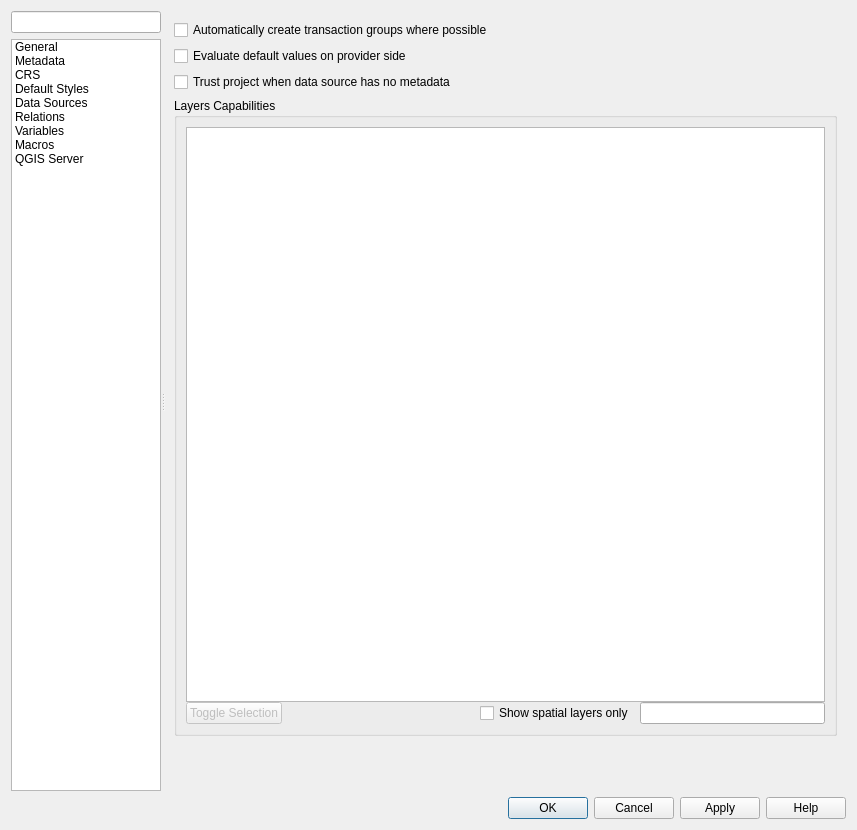
qgis/QGIS, file src/ui/qgsprojectpropertiesbase.ui: the form before one commit.
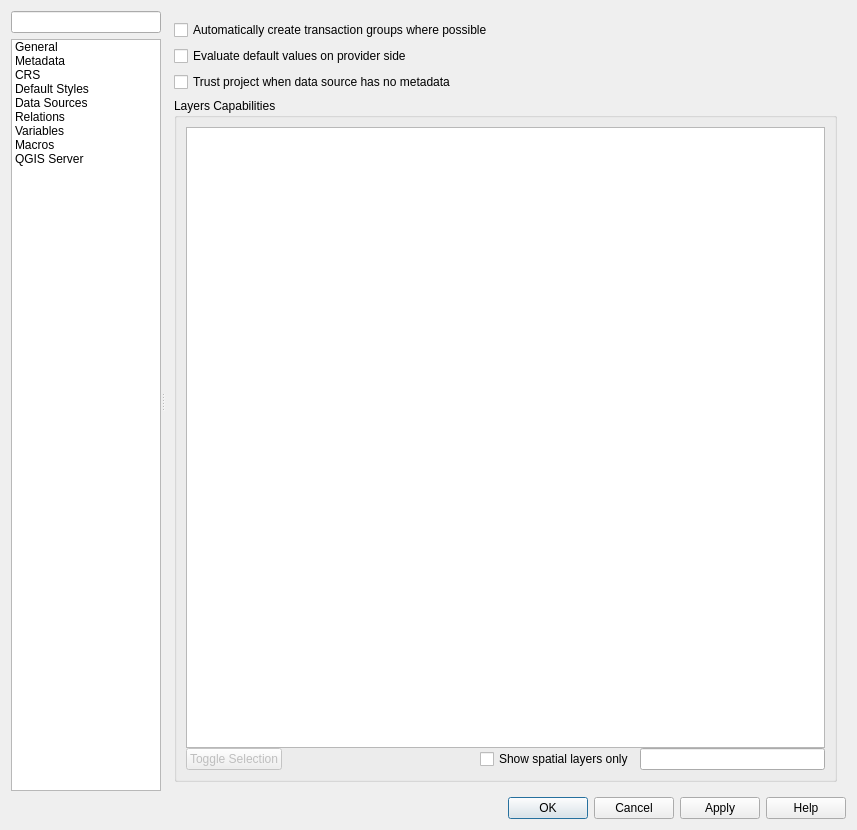
The form after the commit. Icons and pictures are not drawn. Custom widgets are drawn as their Qt base class.

Commit message: remove spacer

```diff
--- a/src/ui/qgsprojectpropertiesbase.ui
+++ b/src/ui/qgsprojectpropertiesbase.ui
@@ -1449,19 +1449,6 @@
              </layout>
             </widget>
            </item>
-           <item row="5" column="0">
-            <spacer name="verticalSpacer_2">
-             <property name="orientation">
-              <enum>Qt::Vertical</enum>
-             </property>
-             <property name="sizeHint" stdset="0">
-              <size>
-               <width>20</width>
-               <height>40</height>
-              </size>
-             </property>
-            </spacer>
-           </item>
           </layout>
          </widget>
          <widget class="QWidget" name="mTabRelations">
```
Left out of the diff: 2 changed lines with no effect on the pictures.
